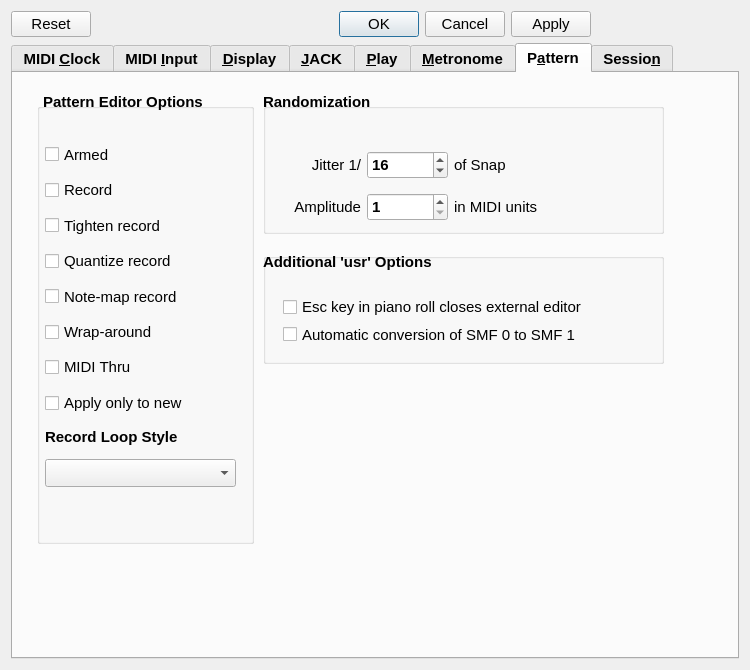
Old version of the form seq_qt5/forms/qseditoptions.ui in the repository ahlstromcj/seq66.
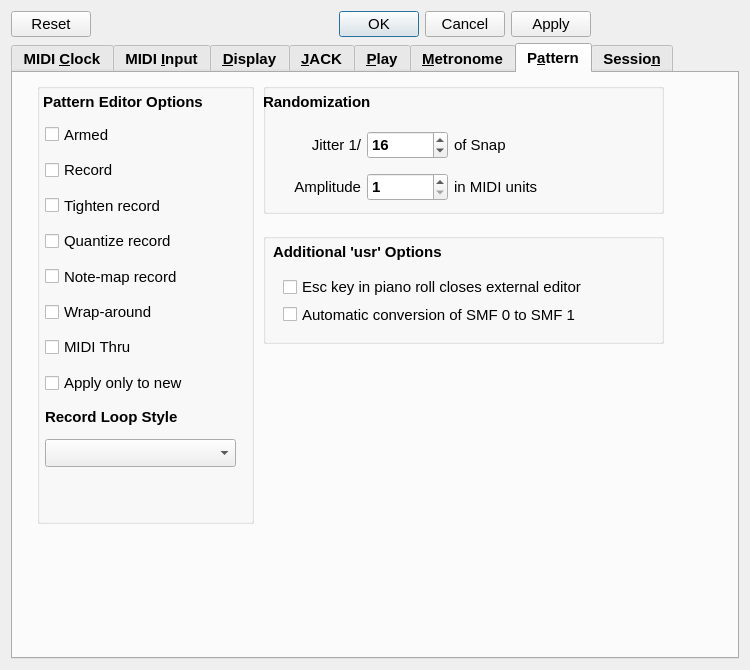
New version of the form. The open tabs and pages were chosen to show the change.

Diff of the .ui file:
```diff
--- a/seq_qt5/forms/qseditoptions.ui
+++ b/seq_qt5/forms/qseditoptions.ui
@@ -3259,7 +3259,7 @@
        <property name="geometry">
         <rect>
          <x>24</x>
-         <y>30</y>
+         <y>10</y>
          <width>217</width>
          <height>441</height>
         </rect>
@@ -3392,7 +3392,7 @@
        <property name="geometry">
         <rect>
          <x>250</x>
-         <y>30</y>
+         <y>10</y>
          <width>401</width>
          <height>131</height>
         </rect>
@@ -3510,7 +3510,7 @@
        <property name="geometry">
         <rect>
          <x>250</x>
-         <y>180</y>
+         <y>160</y>
          <width>401</width>
          <height>111</height>
         </rect>
@@ -3543,8 +3543,8 @@
        <widget class="QLabel" name="label_23">
         <property name="geometry">
          <rect>
-          <x>0</x>
-          <y>0</y>
+          <x>10</x>
+          <y>10</y>
           <width>261</width>
           <height>18</height>
          </rect>
```
Left out of the diff: 2 changed lines with no effect on the pictures.
